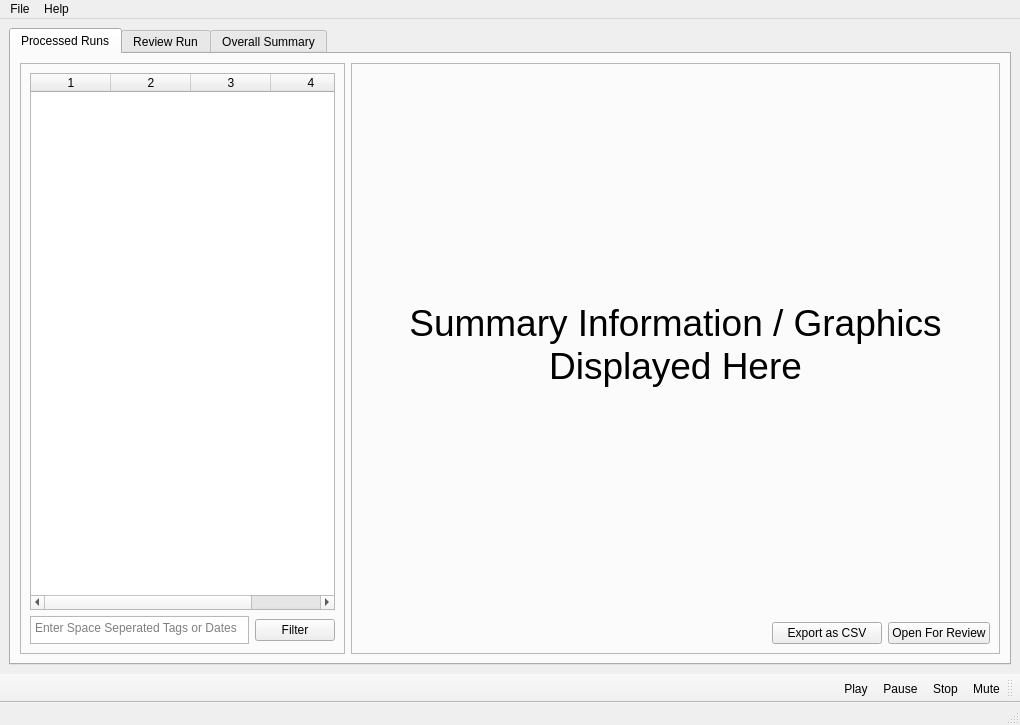
First picture: the form in qtsrc/eyeplus/mainwindow.ui, repository starshine-bcit/eyeplus, before the edit.
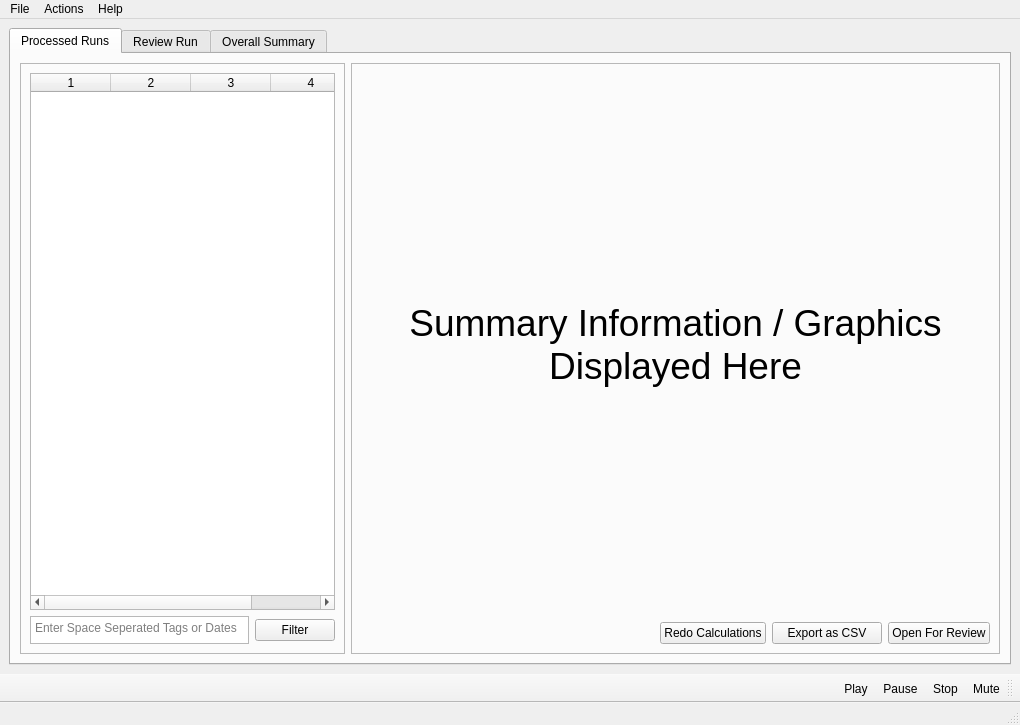
Second picture: the form after the edit. Icons and pictures are not drawn.

Commit message: Add reprocess worker and associated function Add button to GUI to reprocess currently selected run Add new index on database table fusion Add database update method for fusion data

```diff
--- a/qtsrc/eyeplus/mainwindow.ui
+++ b/qtsrc/eyeplus/mainwindow.ui
@@ -181,6 +181,17 @@
                </property>
               </spacer>
              </item>
+             <item>
+              <widget class="QPushButton" name="pushButtonRecalculateOne">
+               <property name="text">
+                <string>Redo Calculations</string>
+               </property>
+               <property name="icon">
+                <iconset resource="icons.qrc">
+                 <normaloff>:/icons/function-square.svg</normaloff>:/icons/function-square.svg</iconset>
+               </property>
+              </widget>
+             </item>
              <item>
               <widget class="QPushButton" name="pushButtonExportDisplayed">
                <property name="minimumSize">
@@ -424,7 +435,14 @@
     <addaction name="separator"/>
     <addaction name="actionAbout"/>
    </widget>
+   <widget class="QMenu" name="menuActions">
+    <property name="title">
+     <string>Actions</string>
+    </property>
+    <addaction name="actionExport_All_Data"/>
+   </widget>
    <addaction name="menuFile"/>
+   <addaction name="menuActions"/>
    <addaction name="menuHelp"/>
   </widget>
   <widget class="QStatusBar" name="statusbar"/>
```
Left out of the diff: 2 changed lines with no effect on the pictures. The commit also changes 6 other files.
